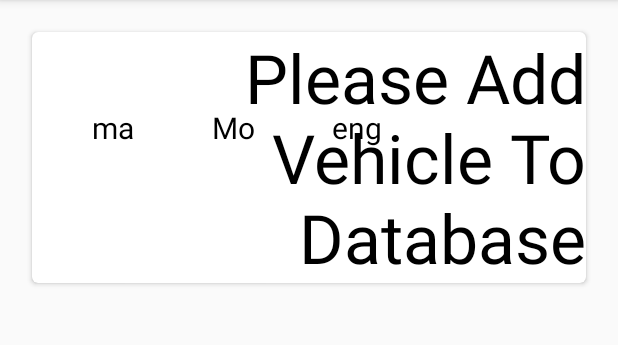
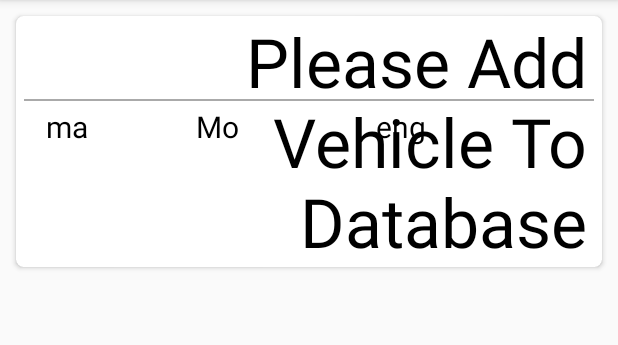
Before and after one commit to kd8bny/maintenanceMan, an Android app: the screen it shows after launch (activity_main), on a phone screen of 412 x 824 dp, the part 84-429 px from its top. Run offline under Robolectric (Android 15) with nearby library versions, the light colour scheme and no system bars.

Commit message:
layout fixes

```diff
--- a/app/src/main/AndroidManifest.xml
+++ b/app/src/main/AndroidManifest.xml
@@ -1,8 +1,8 @@
 <?xml version="1.0" encoding="utf-8"?>
 <manifest xmlns:android="http://schemas.android.com/apk/res/android"
     package="com.kd8bny.maintenanceman"
-    android:versionCode="3"
-    android:versionName="1.0.2" >
+    android:versionCode="4"
+    android:versionName="1.1.0" >
 
     <application
         android:allowBackup="true"
--- a/app/src/main/java/com/kd8bny/maintenanceman/ui/main/adapter_overview.java
+++ b/app/src/main/java/com/kd8bny/maintenanceman/ui/main/adapter_overview.java
@@ -1,6 +1,5 @@
 package com.kd8bny.maintenanceman.ui.main;
 
-import android.content.DialogInterface;
 import android.content.Intent;
 import android.support.v7.widget.RecyclerView;
 import android.util.Log;
@@ -11,12 +10,9 @@ import android.widget.TextView;
 import android.widget.Toast;
 
 import com.kd8bny.maintenanceman.R;
-import com.kd8bny.maintenanceman.ui.add.activity_add_fleetRoster;
 import com.kd8bny.maintenanceman.ui.add.activity_vehicleEvent;
 
-import java.lang.reflect.Array;
 import java.util.ArrayList;
-import java.util.List;
 
 public class adapter_overview extends RecyclerView.Adapter<adapter_overview.AdapterViewHolder>{
     private static final String TAG = "adapter_overview";
--- a/app/src/main/res/layout/fragment_overview.xml
+++ b/app/src/main/res/layout/fragment_overview.xml
@@ -2,11 +2,10 @@
     xmlns:tools="http://schemas.android.com/tools"
     android:layout_width="match_parent"
     android:layout_height="match_parent"
-    android:paddingLeft="@dimen/activity_horizontal_margin"
-    android:paddingRight="@dimen/activity_horizontal_margin"
-    android:paddingTop="@dimen/activity_vertical_margin"
-    android:paddingBottom="@dimen/activity_vertical_margin"
-    tools:context=".MyActivity">
+    android:paddingLeft="5dp"
+    android:paddingRight="5dp"
+    android:paddingTop="5dp"
+    android:paddingBottom="5dp">
     <android.support.v7.widget.RecyclerView
         android:id="@+id/overview_cardList"
         android:layout_width="match_parent"
--- a/app/src/main/res/layout/overview_card.xml
+++ b/app/src/main/res/layout/overview_card.xml
@@ -7,7 +7,7 @@
     android:layout_height="match_parent"
     android:clickable="true"
     android:focusable="true"
-    card_view:cardCornerRadius="4dp"
+    card_view:cardCornerRadius="5dp"
     android:layout_margin="5dp">
     <RelativeLayout
         android:layout_width="match_parent"
@@ -22,8 +22,19 @@
             android:text="Year"
 
             android:gravity="end"
+            android:layout_marginEnd="10dp"
             android:textColor="@android:color/black"
             android:textSize="45sp"/>
+
+        <View
+            android:layout_width="fill_parent"
+            android:layout_height="1dp"
+            android:gravity="start"
+            android:layout_marginTop="55dp"
+            android:layout_alignParentStart="true"
+            android:layout_marginStart="5dp"
+            android:layout_marginEnd="5dp"
+            android:background="@android:color/darker_gray"/>
 
         <TextView
             android:id="@+id/make"
@@ -31,9 +42,10 @@
             android:layout_height="wrap_content"
             android:text="ma"
             android:gravity="start"
-            android:layout_marginTop="50dp"
+            android:layout_marginTop="60dp"
             android:layout_alignParentStart="true"
-            android:layout_marginStart="40dp"
+            android:layout_marginStart="20dp"
+            android:layout_marginBottom="5dp"
             android:textColor="@android:color/black"
             android:textSize="20sp"/>
 
@@ -44,9 +56,10 @@
 
             android:text="Mo"
             android:gravity="center_vertical"
-            android:layout_marginTop="50dp"
+            android:layout_marginTop="60dp"
             android:layout_alignParentStart="true"
             android:layout_marginStart="120dp"
+            android:layout_marginBottom="5dp"
             android:textColor="@android:color/black"
             android:textSize="20sp"/>
 
@@ -57,9 +70,10 @@
 
             android:text="eng"
             android:gravity="end"
-            android:layout_marginTop="50dp"
+            android:layout_marginTop="60dp"
             android:layout_alignParentStart="true"
-            android:layout_marginStart="200dp"
+            android:layout_marginStart="240dp"
+            android:layout_marginBottom="5dp"
             android:textColor="@android:color/black"
             android:textSize="20sp"/>
     </RelativeLayout>
```
